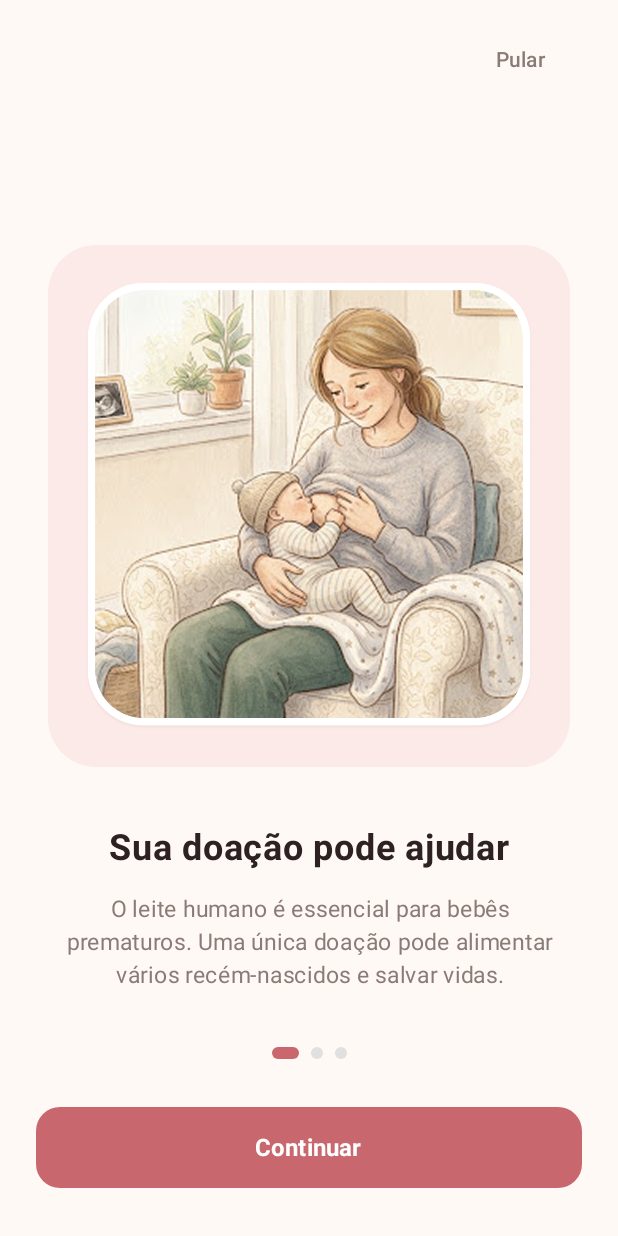
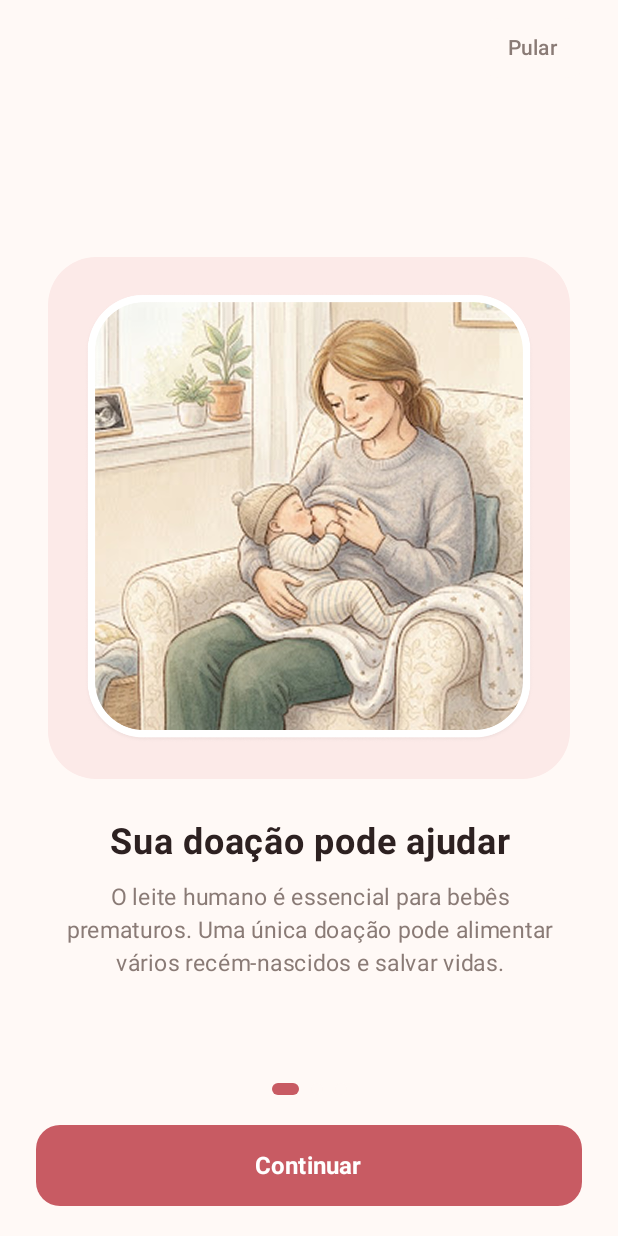
Before and after one commit to gustavidal/materna-mobile, an Android app built with Jetpack Compose: the screen it shows after launch (MainActivity), on a phone screen of 412 x 824 dp. Run offline under Robolectric (Android 15) with nearby library versions, the phone set to English and light mode, and no system bars; our stand-ins replace Room's generated code.

Commit message:
feat/style: adicionar animações
chore: configurar onboarding

```diff
--- a/app/build.gradle.kts
+++ b/app/build.gradle.kts
@@ -2,6 +2,7 @@ plugins {
     alias(libs.plugins.android.application)
     alias(libs.plugins.kotlin.android)
     alias(libs.plugins.kotlin.compose)
+    alias(libs.plugins.ksp)
 }
 
 android {
@@ -59,4 +60,7 @@ dependencies {
     implementation("androidx.core:core-splashscreen:1.0.1")
     implementation("androidx.navigation:navigation-compose:2.8.5")
     implementation(libs.androidx.compose.runtime.livedata)
+    implementation(libs.androidx.room.runtime)
+    implementation(libs.androidx.room.ktx)
+    ksp(libs.androidx.room.compiler)
 }
--- a/app/src/main/java/com/example/materna/MainActivity.kt
+++ b/app/src/main/java/com/example/materna/MainActivity.kt
@@ -9,23 +9,27 @@ import androidx.compose.animation.core.tween
 import androidx.compose.foundation.layout.fillMaxSize
 import androidx.compose.foundation.layout.padding
 import androidx.compose.material3.Scaffold
-import androidx.compose.runtime.Composable
 import androidx.compose.runtime.LaunchedEffect
 import androidx.compose.runtime.getValue
 import androidx.compose.runtime.mutableStateOf
 import androidx.compose.runtime.remember
 import androidx.compose.runtime.setValue
 import androidx.compose.ui.Modifier
+import androidx.compose.ui.platform.LocalContext
 import androidx.core.splashscreen.SplashScreen.Companion.installSplashScreen
 import androidx.navigation.compose.NavHost
 import androidx.navigation.compose.composable
 import androidx.navigation.compose.rememberNavController
+import com.example.materna.data.local.MaternaDatabaseProvider
 import com.example.materna.screens.login.LoginScreen
 import com.example.materna.screens.login.LoginScreenViewModel
 import com.example.materna.screens.onboarding.OnboardingScreen
 import com.example.materna.screens.splash.SplashScreen
 import com.example.materna.ui.theme.MaternaTheme
+import kotlinx.coroutines.Dispatchers
 import kotlinx.coroutines.delay
+import kotlinx.coroutines.flow.first
+import kotlinx.coroutines.withContext
 
 class MainActivity : ComponentActivity() {
     override fun onCreate(savedInstanceState: Bundle?) {
@@ -36,6 +40,14 @@ class MainActivity : ComponentActivity() {
         setContent {
             MaternaTheme {
                 val navController = rememberNavController()
+                val context = LocalContext.current
+                val database = remember {
+                    MaternaDatabaseProvider.getDatabase(context)
+                }
+                val settingsDao = remember {
+                    database.appSettingsDao()
+                }
+
                 Scaffold(modifier = Modifier.fillMaxSize()) { innerPadding ->
                     NavHost(
                         navController = navController,
@@ -61,12 +73,26 @@ class MainActivity : ComponentActivity() {
                             LaunchedEffect(Unit) {
                                 while (progress < 1f) {
                                     delay(30)
-                                    progress += 0.02f
+                                    progress = (progress + 0.01f).coerceAtMost(1f)
                                 }
                                 delay(200)
 
-                                navController.navigate("onboarding") {
-                                    popUpTo("splash") { inclusive = true }
+                                val onboardingCompleted = withContext(Dispatchers.IO) {
+                                    settingsDao.observeSettings()
+                                        .first()
+                                        ?.onboardingCompleted == true
+                                }
+
+                                val destination = if (onboardingCompleted) {
+                                    "login"
+                                } else {
+                                    "onboarding"
+                                }
+
+                                navController.navigate(destination) {
+                                    popUpTo("splash") {
+                                        inclusive = true
+                                    }
                                 }
                             }
 
@@ -89,21 +115,9 @@ class MainActivity : ComponentActivity() {
                                 loginScreenViewModel = LoginScreenViewModel()
                             )
                         }
-
-                        composable(route = "home") {
-                            HomeScreen(
-                                modifier = Modifier
-                                    .padding(innerPadding)
-                            )
-                        }
                     }
                 }
             }
         }
     }
 }
-
-@Composable
-fun HomeScreen(modifier: Modifier = Modifier) {
-    // Implemente a estrutura da sua tela principal aqui posteriormente
-}
--- a/app/src/main/java/com/example/materna/components/OnboardingCard.kt
+++ b/app/src/main/java/com/example/materna/components/OnboardingCard.kt
@@ -10,6 +10,7 @@ import androidx.compose.foundation.layout.fillMaxSize
 import androidx.compose.foundation.layout.fillMaxWidth
 import androidx.compose.foundation.layout.height
 import androidx.compose.foundation.layout.padding
+import androidx.compose.foundation.layout.widthIn
 import androidx.compose.foundation.shape.RoundedCornerShape
 import androidx.compose.material3.Text
 import androidx.compose.runtime.Composable
@@ -30,7 +31,8 @@ fun OnboardingCard(
     imageRes: Int,
     title: String,
     description: String,
-    modifier: Modifier = Modifier
+    modifier: Modifier = Modifier,
+    compact: Boolean = false
 ) {
     Column(
         modifier = modifier.fillMaxWidth(),
@@ -39,10 +41,11 @@ fun OnboardingCard(
         Box(
             modifier = Modifier
                 .fillMaxWidth()
-                .aspectRatio(1f)
+                .widthIn(max = 360.dp)
+                .aspectRatio(if (compact) 1.25f else 1f)
                 .clip(RoundedCornerShape(32.dp))
                 .background(colorResource(R.color.pink_beige))
-                .padding(24.dp),
+                .padding(if (compact) 16.dp else 24.dp),
             contentAlignment = Alignment.Center
         ) {
             Image(
@@ -53,23 +56,24 @@ fun OnboardingCard(
             )
         }
 
-        Spacer(modifier = Modifier.height(40.dp))
+        Spacer(modifier = Modifier.height(if (compact) 16.dp else 28.dp))
 
         Text(
             text = title,
             color = colorResource(R.color.main_text_color),
-            fontSize = 24.sp,
-            fontWeight = FontWeight.Bold
+            fontSize = if (compact) 21.sp else 24.sp,
+            fontWeight = FontWeight.Bold,
+            textAlign = TextAlign.Center
         )
 
-        Spacer(modifier = Modifier.height(16.dp))
+        Spacer(modifier = Modifier.height(if (compact) 8.dp else 12.dp))
 
         Text(
             text = description,
             color = colorResource(R.color.secundary_gray),
-            fontSize = 15.sp,
+            fontSize = if (compact) 13.sp else 15.sp,
             fontWeight = FontWeight.Normal,
-            lineHeight = 22.sp,
+            lineHeight = if (compact) 18.sp else 22.sp,
             textAlign = TextAlign.Center
         )
     }
--- /dev/null
+++ b/app/src/main/java/com/example/materna/data/local/AppSettings.kt
@@ -0,0 +1,11 @@
+package com.example.materna.data.local
+
+import androidx.room.Entity
+import androidx.room.PrimaryKey
+
+@Entity(tableName = "app_settings")
+data class AppSettings(
+    @PrimaryKey
+    val id: Int = 1,
+    val onboardingCompleted: Boolean = false
+)
--- /dev/null
+++ b/app/src/main/java/com/example/materna/data/local/AppSettingsDao.kt
@@ -0,0 +1,20 @@
+package com.example.materna.data.local
+
+import androidx.room.Dao
+import androidx.room.Insert
+import androidx.room.OnConflictStrategy
+import androidx.room.Query
+import kotlinx.coroutines.flow.Flow
+
+@Dao
+interface AppSettingsDao {
+
+    @Query("SELECT * FROM app_settings WHERE id = 1")
+    fun observeSettings(): Flow<AppSettings?>
+
+    @Insert(onConflict = OnConflictStrategy.REPLACE)
+    suspend fun saveSettings(settings: AppSettings)
+
+    @Query("UPDATE app_settings SET onboardingCompleted = 1 WHERE id = 1")
+    suspend fun markOnboardingCompleted()
+}
--- /dev/null
+++ b/app/src/main/java/com/example/materna/data/local/MaternaDatabase.kt
@@ -0,0 +1,14 @@
+package com.example.materna.data.local
+
+import androidx.room.Database
+import androidx.room.RoomDatabase
+
+@Database(
+    entities = [AppSettings::class],
+    version = 1,
+    exportSchema = false
+)
+abstract class MaternaDatabase : RoomDatabase() {
+
+    abstract fun appSettingsDao(): AppSettingsDao
+}
--- /dev/null
+++ b/app/src/main/java/com/example/materna/data/local/MaternaDatabaseProvider.kt
@@ -0,0 +1,22 @@
+package com.example.materna.data.local
+
+import android.content.Context
+import androidx.room.Room
+
+object MaternaDatabaseProvider {
+
+    @Volatile
+    private var INSTANCE: MaternaDatabase? = null
+
+    fun getDatabase(context: Context): MaternaDatabase {
+        return INSTANCE ?: synchronized(this) {
+            INSTANCE ?: Room.databaseBuilder(
+                context.applicationContext,
+                MaternaDatabase::class.java,
+                "materna_database"
+            ).build().also { database ->
+                INSTANCE = database
+            }
+        }
+    }
+}
--- a/app/src/main/java/com/example/materna/screens/onboarding/OnboardingScreen.kt
+++ b/app/src/main/java/com/example/materna/screens/onboarding/OnboardingScreen.kt
@@ -1,6 +1,9 @@
 package com.example.materna.screens.onboarding
 
+import androidx.compose.animation.core.animateDpAsState
+import androidx.compose.animation.core.tween
 import androidx.compose.foundation.background
+import androidx.compose.foundation.gestures.detectHorizontalDragGestures
 import androidx.compose.foundation.layout.Arrangement
 import androidx.compose.foundation.layout.Box
 import androidx.compose.foundation.layout.Column
@@ -10,7 +13,7 @@ import androidx.compose.foundation.layout.fillMaxSize
 import androidx.compose.foundation.layout.fillMaxWidth
 import androidx.compose.foundation.layout.height
 import androidx.compose.foundation.layout.padding
-import androidx.compose.foundation.layout.size
+import androidx.compose.foundation.layout.width
 import androidx.compose.foundation.shape.CircleShape
 import androidx.compose.foundation.shape.RoundedCornerShape
 import androidx.compose.material3.Button
@@ -20,11 +23,14 @@ import androidx.compose.runtime.Composable
 import androidx.compose.runtime.getValue
 import androidx.compose.runtime.mutableStateOf
 import androidx.compose.runtime.remember
+import androidx.compose.runtime.rememberCoroutineScope
 import androidx.compose.runtime.setValue
 import androidx.compose.ui.Alignment
 import androidx.compose.ui.Modifier
 import androidx.compose.ui.draw.clip
 import androidx.compose.ui.graphics.Color
+import androidx.compose.ui.input.pointer.pointerInput
+import androidx.compose.ui.platform.LocalContext
 import androidx.compose.ui.res.colorResource
 import androidx.compose.ui.text.font.FontWeight
 import androidx.compose.ui.unit.dp
@@ -32,14 +38,25 @@ import androidx.compose.ui.unit.sp
 import androidx.navigation.NavController
 import com.example.materna.R
 import com.example.materna.components.OnboardingCard
+import com.example.materna.data.local.MaternaDatabaseProvider
+import kotlinx.coroutines.Dispatchers
+import kotlinx.coroutines.launch
+import kotlinx.coroutines.withContext
+
+private const val LAST_STEP = 2
 
 @Composable
 fun OnboardingScreen(
     modifier: Modifier = Modifier,
     navController: NavController
 ) {
-    var currentStep by remember {
-        mutableStateOf(0)
+    var currentStep by remember { mutableStateOf(0) }
+    var dragAmount by remember { mutableStateOf(0f) }
+
+    val context = LocalContext.current
+    val scope = rememberCoroutineScope()
+    val settingsDao = remember {
+        MaternaDatabaseProvider.getDatabase(context).appSettingsDao()
     }
 
     val images = listOf(
@@ -60,84 +77,133 @@ fun OnboardingScreen(
         "Localize bancos de leite e serviços de coleta próximos de você em poucos toques."
     )
 
-    Box(
+    fun completeOnboarding() {
+        scope.launch {
+            withContext(Dispatchers.IO) {
+                settingsDao.saveSettings(
+                    com.example.materna.data.local.AppSettings(
+                        onboardingCompleted = true
+                    )
+                )
+            }
+
+            navController.navigate("login") {
+                popUpTo("onboarding") { inclusive = true }
+                launchSingleTop = true
+            }
+        }
+    }
+
+    BoxWithConstraintsCompat(
         modifier = modifier
             .fillMaxSize()
             .background(colorResource(R.color.background))
     ) {
+        val compactHeight = maxHeight < 700.dp
+        val horizontalPadding = if (maxWidth < 360.dp) 20.dp else 32.dp
+
         Button(
-            onClick = {
-                navController.navigate("login") {
-                    popUpTo("onboarding") { inclusive = true }
-                }
-            },
+            onClick = { completeOnboarding() },
             modifier = Modifier
                 .align(Alignment.TopEnd)
-                .padding(top = 16.dp, end = 24.dp),
+                .padding(top = 8.dp, end = 16.dp),
             colors = ButtonDefaults.buttonColors(
                 containerColor = colorResource(R.color.background),
                 contentColor = colorResource(R.color.secundary_gray)
-            ),
+            )
         ) {
-            Text(
-                text = "Pular",
-                fontSize = 14.sp
+            Text("Pular", fontSize = 14.sp)
+        }
+
+        Column(
+            modifier = Modifier
+                .align(Alignment.Center)
+                .fillMaxWidth()
+                .padding(horizontal = horizontalPadding)
+                .pointerInput(currentStep) {
+                    detectHorizontalDragGestures(
+                        onHorizontalDrag = { change, drag ->
+                            dragAmount += drag
+                            change.consume()
+                        },
+                        onDragEnd = {
+                            when {
+                                dragAmount < -60f && currentStep < LAST_STEP ->
+                                    currentStep++
+                                dragAmount > 60f && currentStep > 0 ->
+                                    currentStep--
+                            }
+                            dragAmount = 0f
+                        },
+                        onDragCancel = { dragAmount = 0f }
+                    )
+                },
+            horizontalAlignment = Alignment.CenterHorizontally
+        ) {
+            OnboardingCard(
+                imageRes = images[currentStep],
+                title = titles[currentStep],
+                description = descriptions[currentStep],
+                compact = compactHeight
             )
         }
 
-        OnboardingCard(
-            imageRes = images[currentStep],
-            title = titles[currentStep],
-            description = descriptions[currentStep],
-            modifier = Modifier
-                .align(Alignment.Center)
-                .padding(horizontal = 32.dp)
-        )
-
         Column(
             modifier = Modifier
+                .align(Alignment.BottomCenter)
                 .fillMaxWidth()
-                .align(Alignment.BottomCenter)
-                .padding(horizontal = 24.dp, vertical = 32.dp),
+                .padding(
+                    horizontal = 24.dp,
+                    vertical = if (compactHeight) 12.dp else 20.dp
+                ),
             horizontalAlignment = Alignment.CenterHorizontally
         ) {
             Row(
-                modifier = Modifier.height(40.dp),
+                modifier = Modifier.height(24.dp),
                 horizontalArrangement = Arrangement.Center,
                 verticalAlignment = Alignment.CenterVertically
             ) {
-                repeat(3) { iteration ->
-                    val isSelected = currentStep == iteration
+                repeat(3) { index ->
+                    val selected = currentStep == index
+                    val width by animateDpAsState(
+                        targetValue = if (selected) 18.dp else 8.dp,
+                        animationSpec = tween(250),
+                        label = "pageIndicator$index"
+                    )
+
                     Box(
                         modifier = Modifier
-                            .padding(4.dp)
+                            .padding(horizontal = 4.dp)
+                            .width(width)
+                            .height(8.dp)
                             .clip(CircleShape)
-                            .background(if (isSelected) Color(0xFFC9676F) else Color(0xFFE0E0E0))
-                            .size(width = if (isSelected) 18.dp else 8.dp, height = 8.dp)
+                            .background(
+                                if (selected) colorResource(R.color.main_pink) else colorResource(R.color.background)
+                            )
                     )
                 }
             }
 
-            Spacer(modifier = Modifier.height(16.dp))
+            Spacer(modifier = Modifier.height(if (compactHeight) 8.dp else 12.dp))
 
             Button(
                 onClick = {
-                    if (currentStep < 2) {
+                    if (currentStep < LAST_STEP) {
                         currentStep++
                     } else {
-                        navController.navigate("login") {
-                            popUpTo("onboarding") { inclusive = true }
-                        }
+                        completeOnboarding()
                     }
                 },
-                colors = ButtonDefaults.buttonColors(containerColor = Color(0xFFC9676F)),
+                colors = ButtonDefaults.buttonColors(
+                    containerColor = colorResource(R.color.main_pink)
+                ),
                 shape = RoundedCornerShape(16.dp),
                 modifier = Modifier
                     .fillMaxWidth()
                     .height(54.dp)
             ) {
                 Text(
-                    text = if (currentStep == 2) "Começar" else "Continuar",
+                    text = if (currentStep == LAST_STEP) "Começar" else "Continuar",
                     color = Color.White,
                     fontSize = 16.sp,
                     fontWeight = FontWeight.Bold
@@ -146,3 +212,14 @@ fun OnboardingScreen(
         }
     }
 }
+
+@Composable
+private fun BoxWithConstraintsCompat(
+    modifier: Modifier = Modifier,
+    content: @Composable androidx.compose.foundation.layout.BoxWithConstraintsScope.() -> Unit
+) {
+    androidx.compose.foundation.layout.BoxWithConstraints(
+        modifier = modifier,
+        content = content
+    )
+}
--- a/app/src/main/java/com/example/materna/screens/splash/SplashScreen.kt
+++ b/app/src/main/java/com/example/materna/screens/splash/SplashScreen.kt
@@ -7,12 +7,12 @@ import androidx.compose.foundation.layout.Box
 import androidx.compose.foundation.layout.Column
 import androidx.compose.foundation.layout.Spacer
 import androidx.compose.foundation.layout.fillMaxSize
+import androidx.compose.foundation.layout.fillMaxWidth
 import androidx.compose.foundation.layout.height
 import androidx.compose.foundation.layout.padding
 import androidx.compose.foundation.layout.size
 import androidx.compose.foundation.layout.width
 import androidx.compose.foundation.shape.RoundedCornerShape
-import androidx.compose.material3.LinearProgressIndicator
 import androidx.compose.material3.Text
 import androidx.compose.runtime.Composable
 import androidx.compose.ui.Alignment
@@ -60,7 +60,7 @@ fun SplashScreen(progress: Float) {
             Spacer(modifier = Modifier.height(14.dp))
 
             Text(
-                text = "Doe leite.\nCompartilhe esperança",
+                text = "Doe leite.\nCompartilhe esperança.",
                 color = Color.White,
                 fontSize = 16.sp,
                 fontWeight = FontWeight.Medium,
@@ -70,15 +70,20 @@ fun SplashScreen(progress: Float) {
 
             Spacer(modifier = Modifier.height(54.dp))
 
-            LinearProgressIndicator(
-                progress = { progress },
+            Box(
                 modifier = Modifier
                     .width(180.dp)
                     .height(8.dp)
-                    .clip(RoundedCornerShape(4.dp)), // Pontas da barra arredondadas
-                color = Color.White,
-                trackColor = Color.White.copy(alpha = 0.35f)
-            )
+                    .clip(RoundedCornerShape(4.dp))
+                    .background(Color.White.copy(alpha = 0.35f))
+            ) {
+                Box(
+                    modifier = Modifier
+                        .fillMaxWidth(progress.coerceIn(0f, 1f))
+                        .height(8.dp)
+                        .background(Color.White)
+                )
+            }
         }
     }
 }
--- a/gradle/libs.versions.toml
+++ b/gradle/libs.versions.toml
@@ -9,6 +9,8 @@ lifecycleRuntimeKtx = "2.8.7"
 activityCompose = "1.13.0"
 composeBom = "2024.09.00"
 runtimeLivedata = "1.10.1"
+ksp = "2.0.21-1.0.28"
+room = "2.6.1"
 
 [libraries]
 androidx-core-ktx = { group = "androidx.core", name = "core-ktx", version.ref = "coreKtx" }
@@ -26,8 +28,12 @@ androidx-compose-ui-test-manifest = { group = "androidx.compose.ui", name = "ui-
 androidx-compose-ui-test-junit4 = { group = "androidx.compose.ui", name = "ui-test-junit4" }
 androidx-compose-material3 = { group = "androidx.compose.material3", name = "material3" }
 androidx-compose-runtime-livedata = { group = "androidx.compose.runtime", name = "runtime-livedata", version.ref = "runtimeLivedata" }
+androidx-room-runtime = { group = "androidx.room", name = "room-runtime", version.ref = "room" }
+androidx-room-ktx = { group = "androidx.room", name = "room-ktx", version.ref = "room" }
+androidx-room-compiler = { group = "androidx.room", name = "room-compiler", version.ref = "room" }
 
 [plugins]
 android-application = { id = "com.android.application", version.ref = "agp" }
 kotlin-android = { id = "org.jetbrains.kotlin.android", version.ref = "kotlin" }
 kotlin-compose = { id = "org.jetbrains.kotlin.plugin.compose", version.ref = "kotlin" }
+ksp = { id = "com.google.devtools.ksp", version.ref = "ksp" }
```
